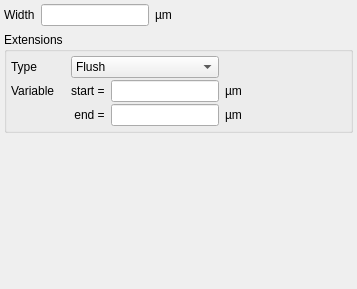
The window that src/edt/edt/EditorOptionsPath.ui (KLayout/klayout) describes before a commit, drawn with Qt 5.
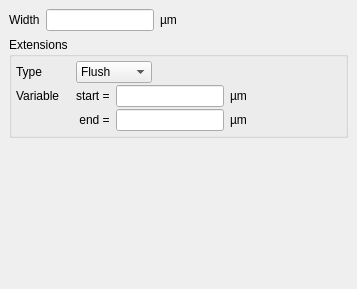
The same window after the commit.

Commit message: WIP: recent options of boxes, polygons, styling

```diff
--- a/src/edt/edt/EditorOptionsPath.ui
+++ b/src/edt/edt/EditorOptionsPath.ui
@@ -18,18 +18,36 @@
     <number>6</number>
    </property>
    <property name="leftMargin">
-    <number>4</number>
+    <number>0</number>
    </property>
    <property name="topMargin">
-    <number>4</number>
+    <number>0</number>
    </property>
    <property name="rightMargin">
-    <number>4</number>
+    <number>0</number>
    </property>
    <property name="bottomMargin">
-    <number>4</number>
+    <number>0</number>
    </property>
    <item>
+    <widget class="QScrollArea" name="scrollArea">
+     <property name="frameShape">
+      <enum>QFrame::NoFrame</enum>
+     </property>
+     <property name="widgetResizable">
+      <bool>true</bool>
+     </property>
+     <widget class="QWidget" name="scrollAreaWidgetContents">
+      <property name="geometry">
+       <rect>
+        <x>0</x>
+        <y>0</y>
+        <width>357</width>
+        <height>289</height>
+       </rect>
+      </property>
+      <layout class="QGridLayout" name="gridLayout">
+       <item row="0" column="0">
     <widget class="QFrame" name="frame_2">
      <property name="frameShape">
       <enum>QFrame::NoFrame</enum>
@@ -37,7 +55,7 @@
      <property name="frameShadow">
       <enum>QFrame::Raised</enum>
      </property>
-     <layout class="QHBoxLayout">
+         <layout class="QHBoxLayout" name="_2">
       <property name="spacing">
        <number>6</number>
       </property>
@@ -93,7 +111,7 @@
      </layout>
     </widget>
    </item>
-   <item>
+       <item row="1" column="0">
     <widget class="QGroupBox" name="groupBox">
      <property name="sizePolicy">
       <sizepolicy hsizetype="Preferred" vsizetype="Fixed">
@@ -104,7 +122,7 @@
      <property name="title">
       <string>Extensions</string>
      </property>
-     <layout class="QGridLayout">
+         <layout class="QGridLayout" name="_3">
       <property name="leftMargin">
        <number>4</number>
       </property>
@@ -123,43 +141,6 @@
       <property name="verticalSpacing">
        <number>2</number>
       </property>
-      <item row="0" column="4" rowspan="3">
-       <spacer>
-        <property name="orientation">
-         <enum>Qt::Horizontal</enum>
-        </property>
-        <property name="sizeHint" stdset="0">
-         <size>
-          <width>21</width>
-          <height>10</height>
-         </size>
-        </property>
-       </spacer>
-      </item>
-      <item row="2" column="3">
-       <widget class="QLabel" name="label_5">
-        <property name="text">
-         <string>µm</string>
-        </property>
-       </widget>
-      </item>
-      <item row="1" column="3">
-       <widget class="QLabel" name="label_4">
-        <property name="text">
-         <string>µm</string>
-        </property>
-       </widget>
-      </item>
-      <item row="2" column="2">
-       <widget class="QLineEdit" name="end_ext_le">
-        <property name="sizePolicy">
-         <sizepolicy hsizetype="Fixed" vsizetype="Fixed">
-          <horstretch>1</horstretch>
-          <verstretch>0</verstretch>
-         </sizepolicy>
-        </property>
-       </widget>
-      </item>
       <item row="2" column="1">
        <widget class="QLabel" name="label_8">
         <property name="text">
@@ -167,13 +148,6 @@
         </property>
        </widget>
       </item>
-      <item row="1" column="1">
-       <widget class="QLabel" name="label_6">
-        <property name="text">
-         <string>start =</string>
-        </property>
-       </widget>
-      </item>
       <item row="1" column="2">
        <widget class="QLineEdit" name="start_ext_le">
         <property name="sizePolicy">
@@ -184,17 +158,27 @@
         </property>
        </widget>
       </item>
-      <item row="1" column="0">
-       <widget class="QLabel" name="label_7">
+          <item row="2" column="3">
+           <widget class="QLabel" name="label_5">
         <property name="text">
-         <string>Variable   </string>
+             <string>µm</string>
         </property>
        </widget>
       </item>
-      <item row="0" column="1" colspan="2">
+          <item row="2" column="2">
+           <widget class="QLineEdit" name="end_ext_le">
+            <property name="sizePolicy">
+             <sizepolicy hsizetype="Fixed" vsizetype="Fixed">
+              <horstretch>1</horstretch>
+              <verstretch>0</verstretch>
+             </sizepolicy>
+            </property>
+           </widget>
+          </item>
+          <item row="0" column="1" colspan="3">
        <widget class="QComboBox" name="type_cb">
         <property name="sizePolicy">
-         <sizepolicy hsizetype="Preferred" vsizetype="Fixed">
+             <sizepolicy hsizetype="Fixed" vsizetype="Fixed">
           <horstretch>0</horstretch>
           <verstretch>0</verstretch>
          </sizepolicy>
@@ -221,6 +205,27 @@
         </item>
        </widget>
       </item>
+          <item row="1" column="0">
+           <widget class="QLabel" name="label_7">
+            <property name="text">
+             <string>Variable   </string>
+            </property>
+           </widget>
+          </item>
+          <item row="1" column="3">
+           <widget class="QLabel" name="label_4">
+            <property name="text">
+             <string>µm</string>
+            </property>
+           </widget>
+          </item>
+          <item row="1" column="1">
+           <widget class="QLabel" name="label_6">
+            <property name="text">
+             <string>start =</string>
+            </property>
+           </widget>
+          </item>
       <item row="0" column="0">
        <widget class="QLabel" name="label">
         <property name="text">
@@ -228,30 +233,41 @@
         </property>
        </widget>
       </item>
+          <item row="1" column="4">
+           <spacer name="horizontalSpacer">
+            <property name="orientation">
+             <enum>Qt::Horizontal</enum>
+            </property>
+            <property name="sizeHint" stdset="0">
+             <size>
+              <width>40</width>
+              <height>20</height>
+             </size>
+            </property>
+           </spacer>
+          </item>
      </layout>
     </widget>
    </item>
-   <item>
-    <spacer>
+       <item row="2" column="0">
+        <spacer name="spacer">
      <property name="orientation">
       <enum>Qt::Vertical</enum>
      </property>
      <property name="sizeHint" stdset="0">
       <size>
        <width>271</width>
-       <height>63</height>
+           <height>123</height>
       </size>
      </property>
     </spacer>
    </item>
   </layout>
  </widget>
- <tabstops>
-  <tabstop>width_le</tabstop>
-  <tabstop>type_cb</tabstop>
-  <tabstop>start_ext_le</tabstop>
-  <tabstop>end_ext_le</tabstop>
- </tabstops>
+    </widget>
+   </item>
+  </layout>
+ </widget>
  <resources/>
  <connections/>
 </ui>
```
Lines whose indentation alone changed are shown as unchanged. The commit also changes 6 other files.
